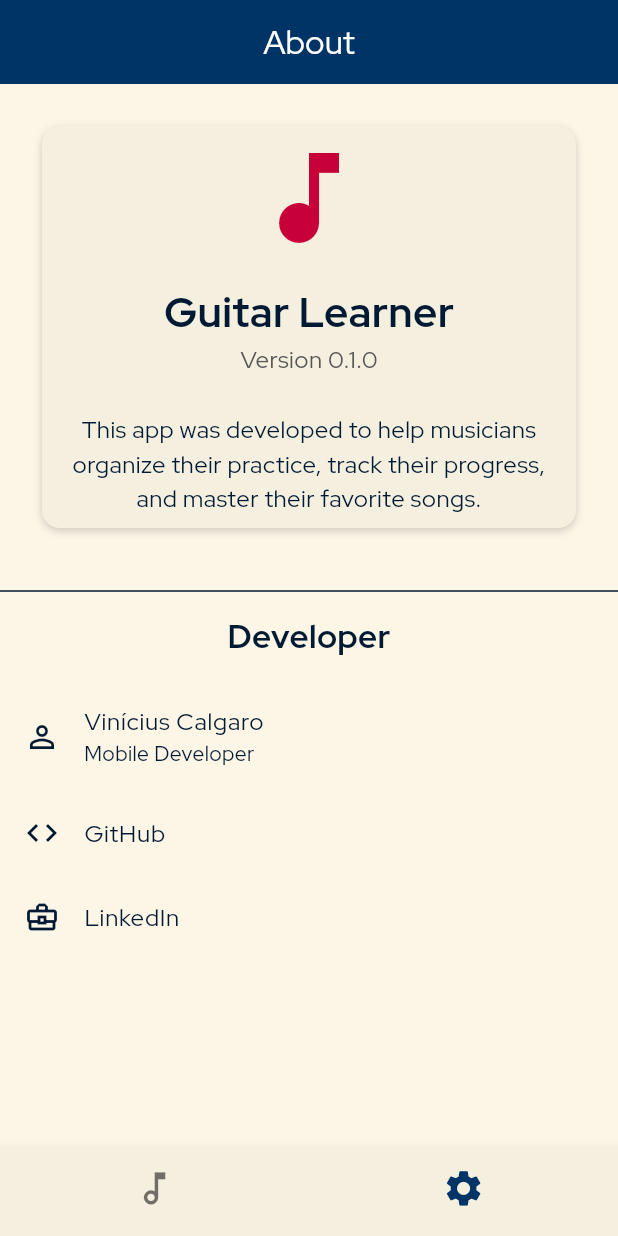
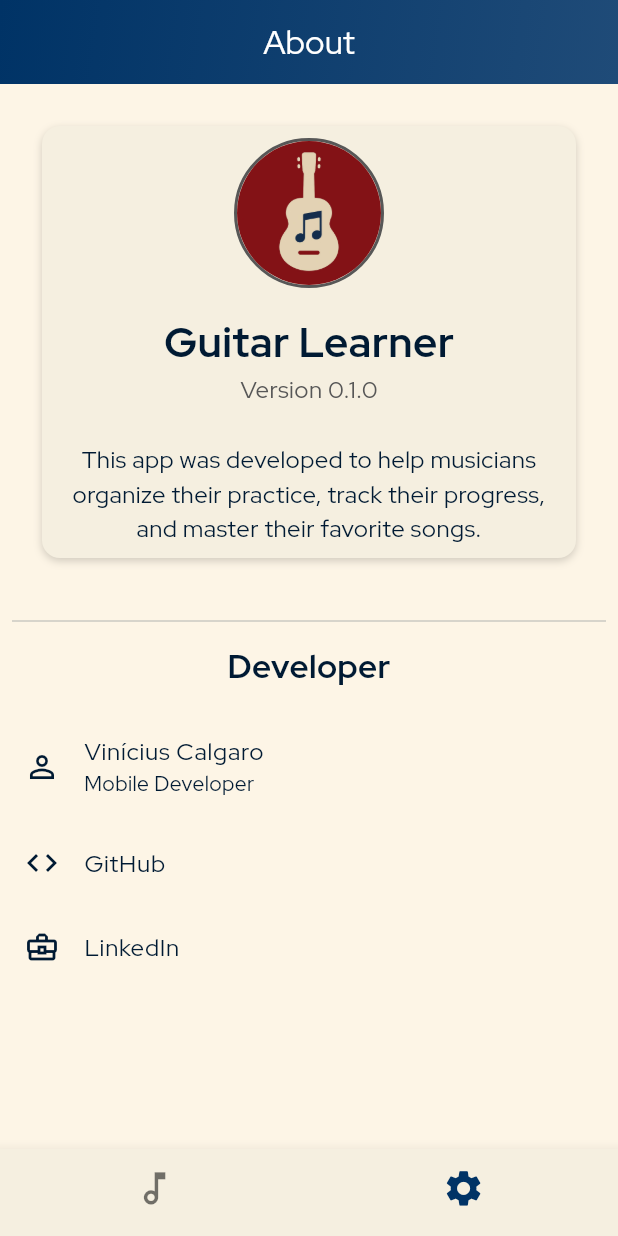
Before and after one commit to vinicalgaro/Guitar-Notebook, a Flutter app: the screen it shows after launch, item 2 of the bottom bar chosen, on a phone screen of 412 x 824 dp. Run offline on Flutter 3.47's test engine with Material 3 defaults, Android fonts, the phone set to English and light mode, and no system bars; our stand-ins replace bot_toast, freezed_annotation, google_fonts, lottie, package_info_plus, shared_preferences; generated files the repository leaves out were written again.

Commit message:
Refatora interface e adiciona melhorias visuais
- Adiciona gradiente à AppBar em `DefaultPageScaffold` e `DefaultPageScaffoldFixedWidget`.
- Cria `buildAppBarGradient` helper para gerar o gradiente da AppBar.
- Adiciona imagem de ícone de guitarra na página "Sobre".
- Substitui `Divider` por `DefaultDivider` na página "Sobre".
- Cria `helper_bottom_sheet` para exibir bottom sheets com efeito de blur.
- Utiliza `callBottomSheet` em `ParteSequenciaWidget`.
- Adiciona `getImageFromAssets` helper.
- Atualiza `pubspec.yaml` para incluir `assets/images/`.
- Remove widget de texto de `ListaMusicasWidget`.
- Ajusta tamanhos de fonte e duração de animação em `CadastroMusicaPage`.
- Remove importações não utilizadas em `main.dart`.

```diff
--- /dev/null
+++ b/lib/helpers/appbar_gradient.dart
@@ -0,0 +1,18 @@
+import 'package:flutter/material.dart';
+
+Decoration buildAppBarGradient(BuildContext context) {
+  final primary = Theme.of(context).colorScheme.primary;
+  final lightPrimary = Color.lerp(
+    primary,
+    Colors.white,
+    0.12,
+  )!;
+
+  return BoxDecoration(
+    gradient: LinearGradient(
+      colors: [primary, lightPrimary],
+      begin: Alignment.topLeft,
+      end: Alignment.bottomRight,
+    ),
+  );
+}
--- a/lib/helpers/get_from_assets.dart
+++ b/lib/helpers/get_from_assets.dart
@@ -1 +1,3 @@
 String getAnimationFromAssets(String file) => 'assets/animations/$file';
+
+String getImageFromAssets(String file) => 'assets/images/$file';
--- a/lib/main.dart
+++ b/lib/main.dart
@@ -4,10 +4,7 @@ import 'package:flutter_gen/gen_l10n/app_localizations.dart';
 import 'package:provider/provider.dart';
 
 import 'model/settings_repository.dart';
-import 'routes/app_routes.dart';
 import 'theme/app_theme.dart';
-import 'view/about_page.dart';
-import 'view/home_page.dart';
 import 'view/main_shell.dart';
 import 'viewmodel/theme_viewmodel.dart';
 
--- a/lib/view/about_page.dart
+++ b/lib/view/about_page.dart
@@ -1,12 +1,13 @@
 import 'package:flutter/material.dart';
+import 'package:flutter_gen/gen_l10n/app_localizations.dart';
+import 'package:guitar_learner/helpers/get_from_assets.dart';
 import 'package:guitar_learner/widgets/default_card_container.dart';
 import 'package:guitar_learner/widgets/default_page_scaffold.dart';
 import 'package:package_info_plus/package_info_plus.dart';
 import 'package:url_launcher/url_launcher.dart';
-import 'package:flutter_gen/gen_l10n/app_localizations.dart';
 
 import '../theme/app_colors_extension.dart';
-import '../theme/app_theme.dart';
+import '../widgets/default_divider.dart';
 
 class AboutPage extends StatelessWidget {
   final String urlLinkedin = "https://www.linkedin.com/in/viniciuscalgaro/";
@@ -32,11 +33,25 @@ class AboutPage extends StatelessWidget {
             child: DefaultCardContainer(
               child: Column(
                 children: [
-                  const Center(
-                    child: Icon(
-                      Icons.music_note,
-                      size: 80,
-                      color: AppTheme.paletaBrightRed,
+                  Center(
+                    child: Container(
+                      width: 100,
+                      height: 100,
+                      decoration: BoxDecoration(
+                        shape: BoxShape.circle,
+                        border: Border.all(
+                            color: Theme.of(context)
+                                .extension<AppColorsExtension>()!
+                                .textSecondary,
+                            width: 2),
+                      ),
+                      child: ClipOval(
+                        child: Image(
+                          image:
+                              AssetImage(getImageFromAssets('icon_guitar.jpg')),
+                          fit: BoxFit.cover,
+                        ),
+                      ),
                     ),
                   ),
                   const SizedBox(height: 16),
@@ -76,7 +91,7 @@ class AboutPage extends StatelessWidget {
               ),
             ),
           ),
-          const Divider(height: 28),
+          const DefaultDivider(height: 28),
           Text(
             AppLocalizations.of(context)!.dev,
             style: const TextStyle(fontSize: 22, fontWeight: FontWeight.bold),
--- a/lib/view/widgets/lista_musicas_widget.dart
+++ b/lib/view/widgets/lista_musicas_widget.dart
@@ -10,6 +10,6 @@ class ListaMusicasWidget extends StatefulWidget {
 class _ListaMusicasWidgetState extends State<ListaMusicasWidget> {
   @override
   Widget build(BuildContext context) {
-    return const Center(child: Text("data"));
+    return Container();
   }
 }
--- a/lib/widgets/default_page_scaffold.dart
+++ b/lib/widgets/default_page_scaffold.dart
@@ -1,5 +1,7 @@
 import 'package:flutter/material.dart';
 import 'package:guitar_learner/extensions/navigation_extension.dart';
+
+import '../helpers/appbar_gradient.dart';
 
 class DefaultPageScaffold extends StatelessWidget {
   final Text? title;
@@ -16,8 +18,7 @@ class DefaultPageScaffold extends StatelessWidget {
   });
 
   @override
-  Widget build(BuildContext context) {
-    return Scaffold(
+  Widget build(BuildContext context) => Scaffold(
         floatingActionButton: floatingActionButton,
         body: CustomScrollView(
           slivers: [
@@ -43,6 +44,13 @@ class DefaultPageScaffold extends StatelessWidget {
                   : null,
               leadingWidth: 100,
               elevation: 4,
+              backgroundColor: Colors.transparent,
+              flexibleSpace: SizedBox(
+                height: kToolbarHeight,
+                child: Container(
+                  decoration: buildAppBarGradient(context),
+                ),
+              ),
             ),
             SliverToBoxAdapter(
               child: body,
@@ -51,4 +59,3 @@ class DefaultPageScaffold extends StatelessWidget {
         ),
       );
 }
-}
--- a/pubspec.yaml
+++ b/pubspec.yaml
@@ -38,5 +38,6 @@ flutter:
   generate: true
   assets:
     - assets/animations/
+    - assets/images/
 flutter_intl:
   enabled: true
```
Also changed, not shown: lib/helpers/helper_bottom_sheet.dart (added, +35 -0 lines), lib/view/cadastro_musica_page.dart (+3 -5 lines), lib/view/widgets/parte_sequencia_widget.dart (+5 -5 lines), lib/widgets/default_page_scaffold_fixed_widget.dart (+14 -10 lines), assets/images/icon_guitar.jpg (added). Lines whose indentation alone changed are shown as unchanged.
